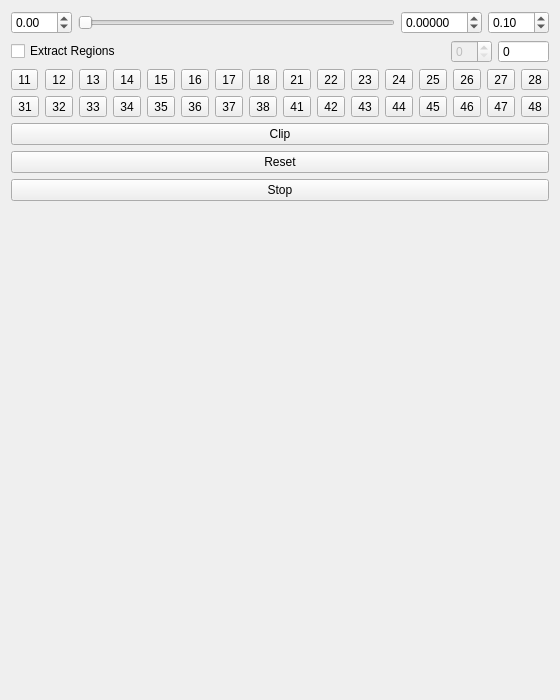
wuzhuobin/Orthodontics, file src/QOrthodonticsContourControllerWidget.ui: the form before one commit.
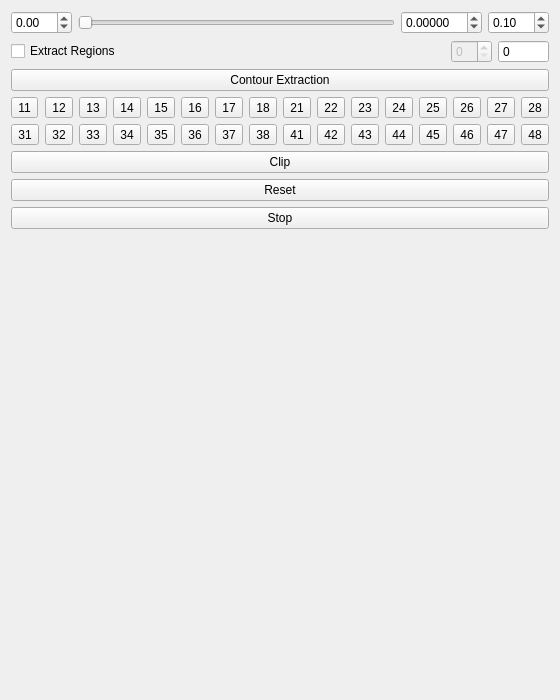
The form after the commit.

Commit message: Add contour extraction button

Diff of the .ui file:
```diff
--- a/src/QOrthodonticsContourControllerWidget.ui
+++ b/src/QOrthodonticsContourControllerWidget.ui
@@ -123,6 +123,16 @@
      </item>
     </layout>
    </item>
+   <item>
+    <widget class="QPushButton" name="pushButtonContourExtraction">
+     <property name="text">
+      <string>Contour Extraction</string>
+     </property>
+     <property name="checkable">
+      <bool>true</bool>
+     </property>
+    </widget>
+   </item>
    <item>
     <layout class="QGridLayout" name="gridLayout">
      <item row="0" column="0">
```
